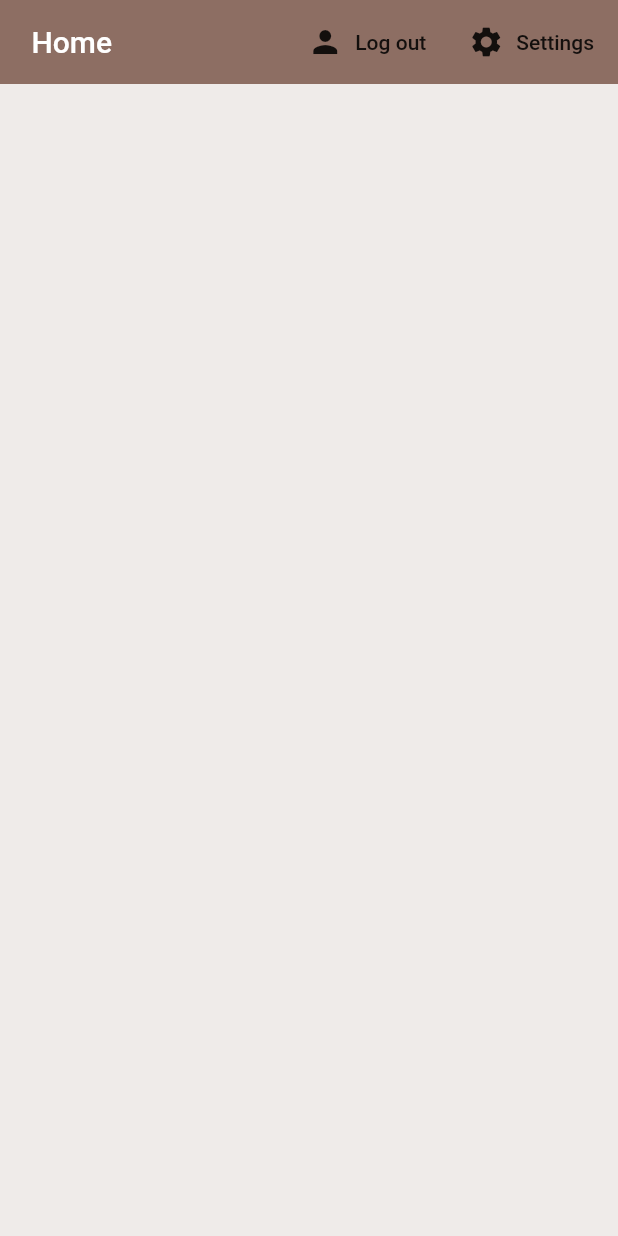
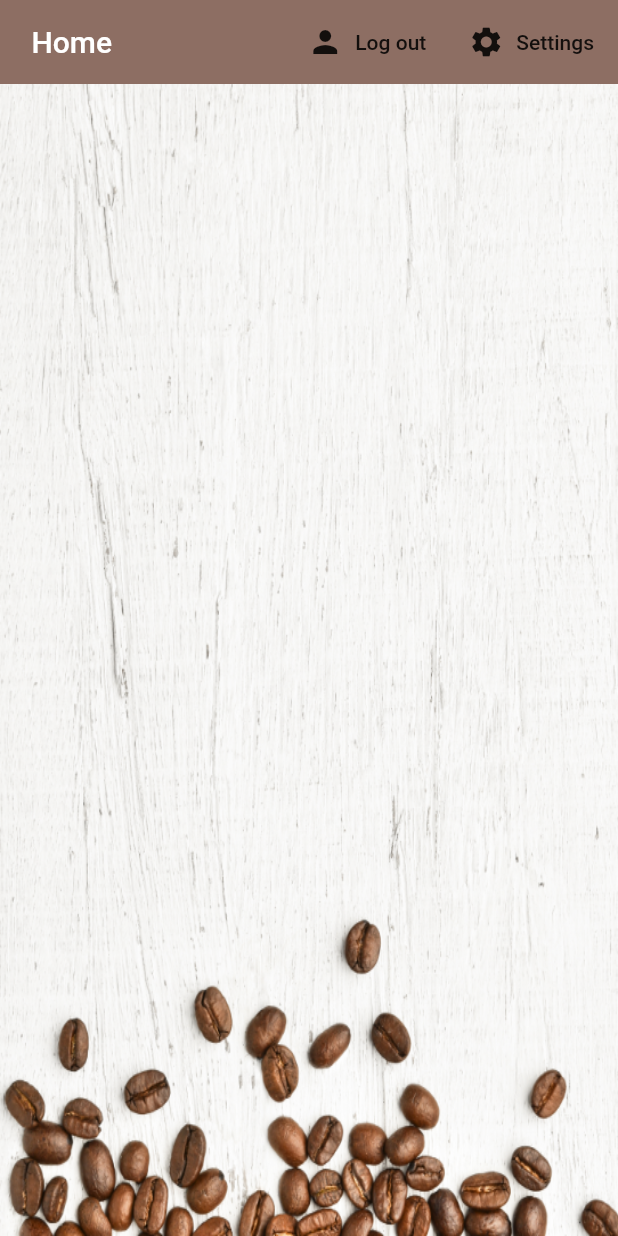
Before and after one commit to karkaih/Coffee_App, a Flutter app: the screen it shows once a user with an empty profile is signed in, on a phone screen of 412 x 824 dp. Run offline on Flutter 3.47's test engine with Material 2 defaults, Android fonts, the phone set to English and light mode, and no system bars; our stand-ins replace cloud_firestore, firebase_auth, flutter_spinkit; accounts and stored records are empty.

Commit message:
Coffee_App_end

```diff
--- a/lib/models/user.dart
+++ b/lib/models/user.dart
@@ -4,3 +4,14 @@ class User {
   User({this.uid});
 
 }
+
+class UserData {
+  final String uid ;
+  final String name;
+  final String sugars ;
+  final int strength ;
+
+  UserData({this.uid, this.name, this.sugars, this.strength});
+
+
+}
--- a/lib/screens/home/coffe_list.dart
+++ b/lib/screens/home/coffe_list.dart
@@ -14,12 +14,15 @@ class CoffeList extends StatefulWidget {
 class _CoffeListState extends State<CoffeList> {
   @override
   Widget build(BuildContext context) {
-    final brews = Provider.of<List<Coffee>>(context);
-  brews.forEach((brew) {
-    print(brew.name);
-    print(brew.sugars);
-    print(brew.strength);
-  });
+    final brews = Provider.of<List<Coffee>>(context)??[];
+    if(brews!=null){
+      brews.forEach((brew) {
+        print(brew.name);
+        print(brew.sugars);
+        print(brew.strength);
+      });
+    }
+
     return ListView.builder(itemCount: brews.length,itemBuilder: (context,index){
       return CoffeTile(brew:brews[index]) ;
 
--- a/lib/screens/home/coffe_tile.dart
+++ b/lib/screens/home/coffe_tile.dart
@@ -14,6 +14,7 @@ class CoffeTile extends StatelessWidget {
         margin: EdgeInsets.fromLTRB(20, 6, 20, 0),
         child: ListTile(
           leading: CircleAvatar(
+            backgroundImage: AssetImage("assets/coffee_icon.png"),
             radius: 25,
             backgroundColor: Colors.brown[brew.strength],
           ),
--- a/lib/screens/home/home.dart
+++ b/lib/screens/home/home.dart
@@ -50,7 +50,12 @@ class Home extends StatelessWidget {
                 label: Text("Settings"))
           ],
         ),
-        body: CoffeList(),
+        body: Container(
+            decoration: BoxDecoration(
+
+                image:
+                    DecorationImage(fit: BoxFit.fill,image: AssetImage("assets/coffee_bg.png"))),
+            child: CoffeList()),
       ),
     );
   }
--- a/pubspec.yaml
+++ b/pubspec.yaml
@@ -51,8 +51,8 @@ flutter:
   uses-material-design: true
 
   # To add assets to your application, add an assets section, like this:
-  # assets:
-  #   - images/a_dot_burr.jpeg
+  assets:
+    - assets/
   #   - images/a_dot_ham.jpeg
 
   # An image asset can refer to one or more resolution-specific "variants", see
```
Also changed, not shown: lib/screens/home/settings_form.dart (+33 -6 lines), lib/services/database.dart (+16 -0 lines), assets/coffee_bg.png (added), assets/coffee_icon.png (added).
